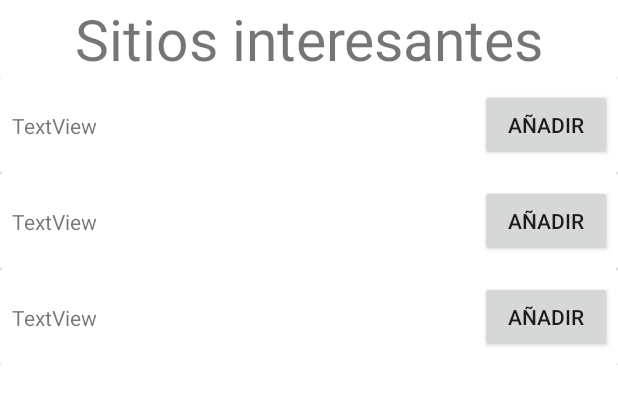
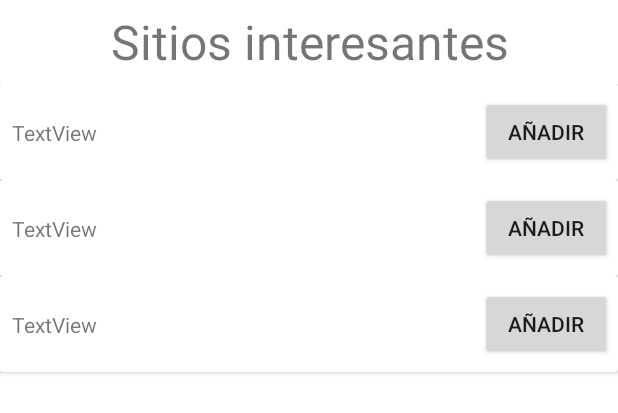
Before and after one commit to armijoalb/TFG, an Android app: the layout fragment_recycler.xml on its own in the app's theme, with its tools: preview values and no code run, on a phone screen of 412 x 824 dp. Shown: the top 413 px of the screen. Run offline under Robolectric (Android 15) with nearby library versions, the phone set to English and light mode, and no system bars.

```diff
--- a/PathFinder/app/build.gradle
+++ b/PathFinder/app/build.gradle
@@ -24,14 +24,14 @@
     }
     implementation fileTree(dir: 'libs', include: ['*.jar'])
     implementation 'com.android.support:appcompat-v7:26.1.0'
-    implementation 'com.google.android.gms:play-services-maps:11.8.0'
+    implementation 'com.google.android.gms:play-services-maps:12.0.1'
     implementation 'com.android.support:support-v4:26.1.0'
     testImplementation 'junit:junit:4.12'
     androidTestImplementation 'com.android.support.test:runner:1.0.1'
     androidTestImplementation 'com.android.support.test.espresso:espresso-core:3.0.1'
-    compile 'com.android.support.constraint:constraint-layout:1.0.2'
+    implementation 'com.android.support.constraint:constraint-layout:1.0.2'
     implementation 'com.android.support:recyclerview-v7:26.1.0'
     implementation 'com.android.support:cardview-v7:26.1.0'
     implementation 'com.android.support:design:26.1.0'
-    compile 'com.sothree.slidinguppanel:library:3.4.0'
+    implementation 'com.sothree.slidinguppanel:library:3.4.0'
 }
--- a/PathFinder/app/src/main/res/layout/activity_maps.xml
+++ b/PathFinder/app/src/main/res/layout/activity_maps.xml
@@ -14,9 +14,8 @@
         sothree:layout_constraintTop_toTopOf="parent"
         sothree:umanoDragView="@id/recyclerLayout"
         sothree:umanoOverlay="true"
-        sothree:umanoPanelHeight="68dp"
-        sothree:umanoParallaxOffset="100dp"
-        sothree:umanoShadowHeight="4dp">
+        sothree:umanoPanelHeight="?android:attr/actionBarSize"
+        sothree:umanoShadowHeight="6dp">
 
         <!-- MAIN CONTENT -->
         <fragment
--- a/PathFinder/app/src/main/res/layout/fragment_recycler.xml
+++ b/PathFinder/app/src/main/res/layout/fragment_recycler.xml
@@ -1,37 +1,38 @@
-<LinearLayout xmlns:android="http://schemas.android.com/apk/res/android"
+<FrameLayout xmlns:android="http://schemas.android.com/apk/res/android"
     xmlns:app="http://schemas.android.com/apk/res-auto"
     xmlns:tools="http://schemas.android.com/tools"
     android:layout_width="match_parent"
     android:layout_height="match_parent"
-    android:clickable="true"
-    android:focusable="false"
     android:orientation="vertical"
     tools:context="com.tripmaker.alberto.pathfinder.fragments.RecyclerFragment"
     android:background="#FFFFFF">
 
-
-    <TextView
-        android:id="@+id/textView"
-        android:layout_width="match_parent"
-        android:layout_height="wrap_content"
-        android:text="@string/textViewSlideUpPanel"
-        android:textSize="38sp"
-        android:gravity="center"
-        />
-
     <android.support.constraint.ConstraintLayout
         android:layout_width="match_parent"
-        android:layout_height="wrap_content">
+        android:layout_height="match_parent">
+
+        <TextView
+            android:id="@+id/textView"
+            android:layout_width="0dp"
+            android:layout_height="?android:attr/actionBarSize"
+            android:gravity="center"
+            android:text="@string/textViewSlideUpPanel"
+            android:textSize="32sp"
+            app:layout_constraintEnd_toEndOf="parent"
+            app:layout_constraintStart_toStartOf="parent"
+            app:layout_constraintTop_toTopOf="parent" />
 
         <android.support.v7.widget.RecyclerView
+            android:clickable="true"
+            android:focusable="true"
             android:id="@+id/recyclerView"
-            android:layout_width="match_parent"
-            android:layout_height="match_parent"
+            android:layout_width="0dp"
+            android:layout_height="0dp"
             app:layout_constraintBottom_toBottomOf="parent"
-            app:layout_constraintLeft_toLeftOf="parent"
-            app:layout_constraintRight_toRightOf="parent"
-            app:layout_constraintTop_toTopOf="parent"
+            app:layout_constraintEnd_toEndOf="parent"
+            app:layout_constraintStart_toStartOf="parent"
+            app:layout_constraintTop_toBottomOf="@+id/textView"
             tools:listitem="@layout/viewholder_recycler" />
     </android.support.constraint.ConstraintLayout>
 
-</LinearLayout>
+</FrameLayout>
--- a/PathFinder/build.gradle
+++ b/PathFinder/build.gradle
@@ -7,7 +7,7 @@
         jcenter()
     }
     dependencies {
-        classpath 'com.android.tools.build:gradle:3.0.1'
+        classpath 'com.android.tools.build:gradle:3.1.0'
 
 
         // NOTE: Do not place your application dependencies here; they belong
```
Also changed, not shown: PathFinder/app/src/main/java/com/tripmaker/alberto/pathfinder/MapsActivity.java (+61 -13 lines), PathFinder/app/src/main/java/com/tripmaker/alberto/pathfinder/json_parser/jsonParser.java (+100 -30 lines), PathFinder/gradle/wrapper/gradle-wrapper.properties, 2 other files.
